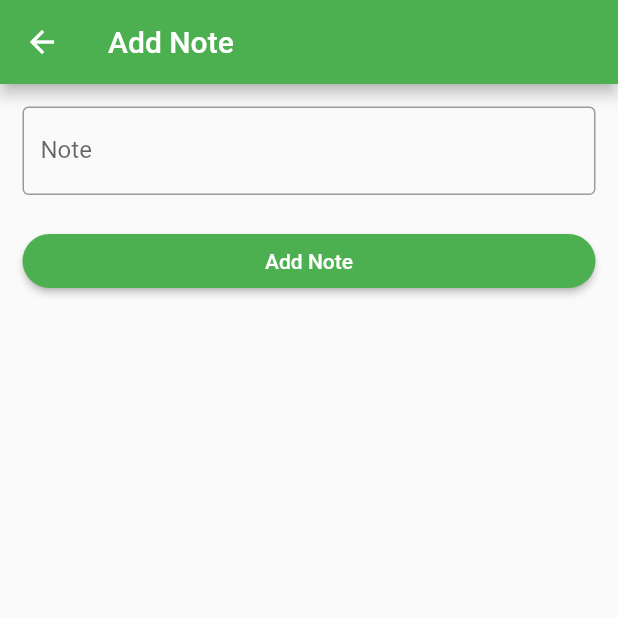
After one commit to amir58/FlutterHTIG25, a Flutter app: the screen it shows after launch, after a tap on the "delete" icon, after a tap on the "add" icon, on a phone screen of 412 x 824 dp, the top half of it. The commit adds this screen. Run offline on Flutter 3.47's test engine with Material 2 defaults, Android fonts, the phone set to English and light mode, and no system bars.

Commit message:
session4

```diff
--- a/lib/main.dart
+++ b/lib/main.dart
@@ -14,9 +14,11 @@ class MyApp extends StatelessWidget {
       theme: ThemeData(
         primarySwatch: Colors.green,
       ),
-      home: const NotesScreen(),
+      home:  NotesScreen(),
     );
   }
+
+
 }
 
 class FirstScreen extends StatelessWidget {
--- /dev/null
+++ b/lib/ui/add_note_screen.dart
@@ -0,0 +1,54 @@
+import 'package:flutter/material.dart';
+
+class AddNoteScreen extends StatefulWidget {
+  AddNoteScreen({Key? key}) : super(key: key);
+
+  @override
+  State<AddNoteScreen> createState() => _AddNoteScreenState();
+}
+
+class _AddNoteScreenState extends State<AddNoteScreen> {
+  final noteController = TextEditingController();
+
+  @override
+  Widget build(BuildContext context) {
+    return Scaffold(
+      appBar: AppBar(
+        title: const Text("Add Note"),
+      ),
+      body: Padding(
+        padding: const EdgeInsets.all(15),
+        child: Column(
+          children: [
+            TextFormField(
+              controller: noteController,
+              decoration: const InputDecoration(
+                border: OutlineInputBorder(),
+                labelText: "Note",
+              ),
+            ),
+            Container(
+              margin: const EdgeInsets.only(top: 20),
+              width: double.infinity,
+              child: ElevatedButton(
+                onPressed: () {
+                  addNewNote();
+                },
+                style: ElevatedButton.styleFrom(shape: const StadiumBorder()),
+                child: const Text("Add Note"),
+              ),
+            )
+          ],
+        ),
+      ),
+    );
+  }
+
+  void addNewNote() {
+    String note = noteController.text;
+
+    if (note.isEmpty) return;
+
+    Navigator.pop(context, note);
+  }
+}
--- a/lib/ui/notes_screen.dart
+++ b/lib/ui/notes_screen.dart
@@ -1,7 +1,15 @@
 import 'package:flutter/material.dart';
+import 'package:flutter25/ui/add_note_screen.dart';
 
-class NotesScreen extends StatelessWidget {
-  const NotesScreen({Key? key}) : super(key: key);
+class NotesScreen extends StatefulWidget {
+  NotesScreen({Key? key}) : super(key: key);
+
+  @override
+  State<NotesScreen> createState() => _NotesScreenState();
+}
+
+class _NotesScreenState extends State<NotesScreen> {
+  List<String> notes = ["Wake up at 7 am", "Call my dad"];
 
   @override
   Widget build(BuildContext context) {
@@ -10,22 +18,24 @@ class NotesScreen extends StatelessWidget {
         title: const Text("Notes"),
       ),
       floatingActionButton: FloatingActionButton(
-        onPressed: () {},
+        onPressed: () {
+          navigateToAddNoteScreen();
+        },
         child: const Icon(Icons.add),
       ),
       body: Padding(
         padding: const EdgeInsets.all(15),
         child: ListView.builder(
-          itemCount: 100,
+          itemCount: notes.length,
           itemBuilder: (context, index) {
-            return noteItem();
+            return noteItem(index);
           },
         ),
       ),
     );
   }
 
-  Widget noteItem() {
+  Widget noteItem(int index) {
     return Container(
       margin: const EdgeInsets.symmetric(vertical: 10),
       padding: const EdgeInsets.all(15),
@@ -35,9 +45,9 @@ class NotesScreen extends StatelessWidget {
       ),
       child: Row(
         children: [
-          const Expanded(
+          Expanded(
             child: Text(
-              "Note details ",
+              notes[index],
               maxLines: 2,
               overflow: TextOverflow.ellipsis,
             ),
@@ -50,7 +60,10 @@ class NotesScreen extends StatelessWidget {
             ),
           ),
           IconButton(
-            onPressed: () {},
+            onPressed: () {
+              notes.removeAt(index);
+              setState(() {});
+            },
             icon: const Icon(
               Icons.delete,
               color: Colors.red,
@@ -60,4 +73,18 @@ class NotesScreen extends StatelessWidget {
       ),
     );
   }
+
+  void navigateToAddNoteScreen() {
+    Navigator.push(
+      context,
+      MaterialPageRoute(
+        builder: (context) =>  AddNoteScreen(),
+      ),
+    ).then((value){
+      print("NotesScreen => $value");
+      if (value == null) return;
+      notes.add(value);
+      setState(() {});
+    });
+  }
 }
```
Also changed, not shown: lib/dart/abstartcion.dart (deleted, +0 -11 lines), lib/dart/inheritance/base_screen.dart (added, +23 -0 lines), lib/dart/inheritance/inheritance.dart (added, +9 -0 lines), lib/dart/inheritance/screen_one.dart (added, +17 -0 lines).
